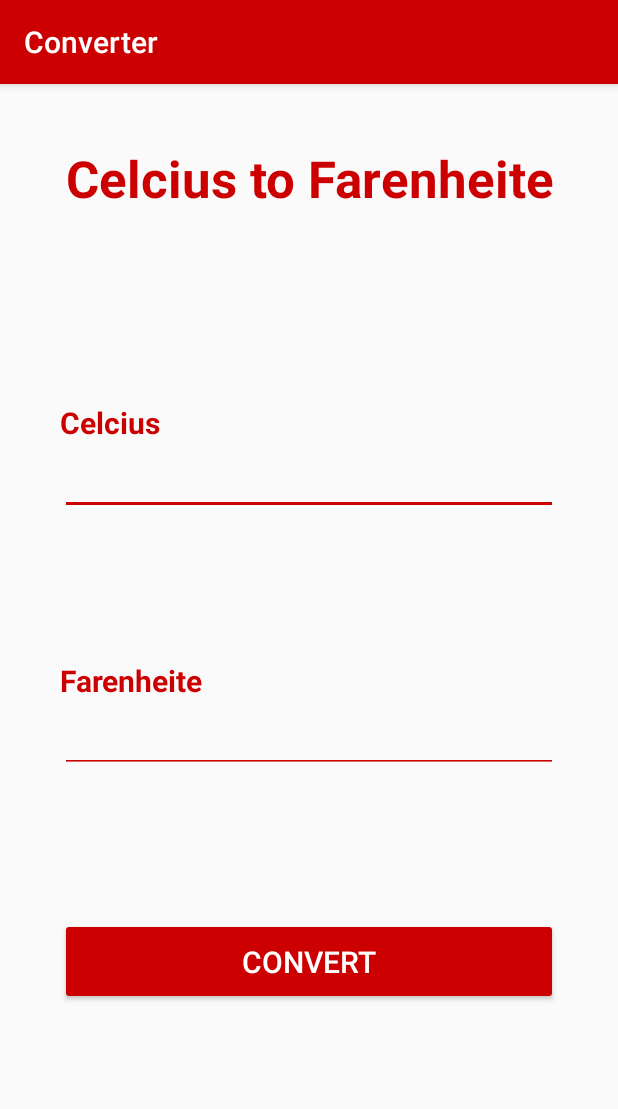
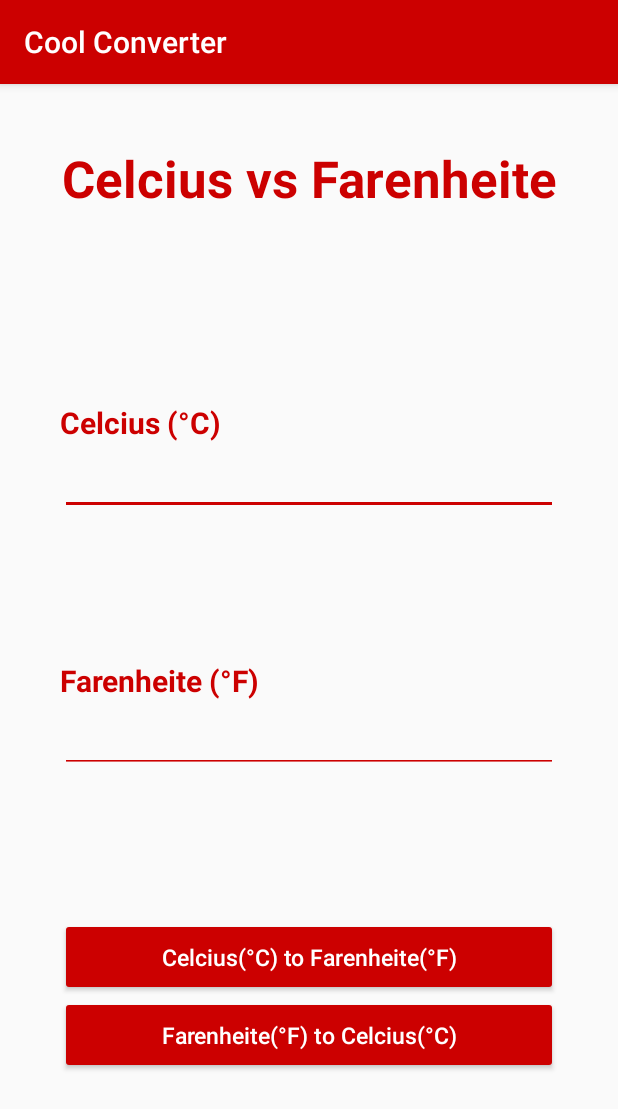
Before and after one commit to shayanmalinda/Celcius-Farenheit-Converter, an Android app: the screen it shows after launch (MainActivity), on a phone screen of 412 x 824 dp. Shown: the top 1109 px of the screen. Run offline under Robolectric (Android 15) with nearby library versions, the light colour scheme and no system bars; Roboto replaces fonts that are not available here.

Commit message:
portrait completed

```diff
--- a/app/build.gradle
+++ b/app/build.gradle
@@ -25,4 +25,5 @@ dependencies {
     testImplementation 'junit:junit:4.12'
     androidTestImplementation 'com.android.support.test:runner:1.0.2'
     androidTestImplementation 'com.android.support.test.espresso:espresso-core:3.0.2'
+    implementation 'com.android.support:recyclerview-v7:28.0.0'
 }
--- a/app/src/main/res/layout/activity_main.xml
+++ b/app/src/main/res/layout/activity_main.xml
@@ -17,6 +17,7 @@
             android:layout_height="match_parent"
             android:orientation="vertical"
             android:layout_weight="1">
+
 
             <TextView
                 android:id="@+id/textView"
@@ -108,8 +109,21 @@
                 android:paddingBottom="15dp"
                 android:text="@string/convert"
                 android:textColor="@color/colorAccent"
+                android:textAllCaps="false"
+                android:textSize="15dp" />
 
-                android:textSize="20dp" />
+            <Button
+                android:id="@+id/button2"
+                android:layout_width="match_parent"
+                android:layout_height="wrap_content"
+                android:backgroundTint="@color/colorPrimary"
+                android:onClick="convert2"
+                android:paddingTop="15dp"
+                android:paddingBottom="15dp"
+                android:text="@string/convert2"
+                android:textColor="@color/colorAccent"
+                android:textAllCaps="false"
+                android:textSize="15dp" />
 
         </LinearLayout>
 
--- a/app/src/main/res/values/colors.xml
+++ b/app/src/main/res/values/colors.xml
@@ -3,4 +3,6 @@
     <color name="colorPrimary">#cc0000</color>
     <color name="colorPrimaryDark">#990000</color>
     <color name="colorAccent">#ffffff</color>
+    <color name="colorgreen">#0bb203</color>
+    #42f456
 </resources>
--- a/app/src/main/res/values/strings.xml
+++ b/app/src/main/res/values/strings.xml
@@ -1,7 +1,8 @@
 <resources>
-    <string name="app_name">Converter</string>
-    <string name="title">Celcius to Farenheite</string>
-    <string name="celcius">Celcius</string>
-    <string name="farenheit">Farenheite</string>
-    <string name="convert">Convert</string>
+    <string name="app_name">Cool Converter</string>
+    <string name="title">Celcius vs Farenheite</string>
+    <string name="celcius">Celcius (°C)</string>
+    <string name="farenheit">Farenheite (°F)</string>
+    <string name="convert">Celcius(°C) to Farenheite(°F)</string>
+    <string name="convert2">Farenheite(°F) to Celcius(°C)</string>
 </resources>
```
Also changed, not shown: app/src/main/java/com/IndustrialMaster/TemperatureConverter/MainActivity.java (+29 -3 lines).
